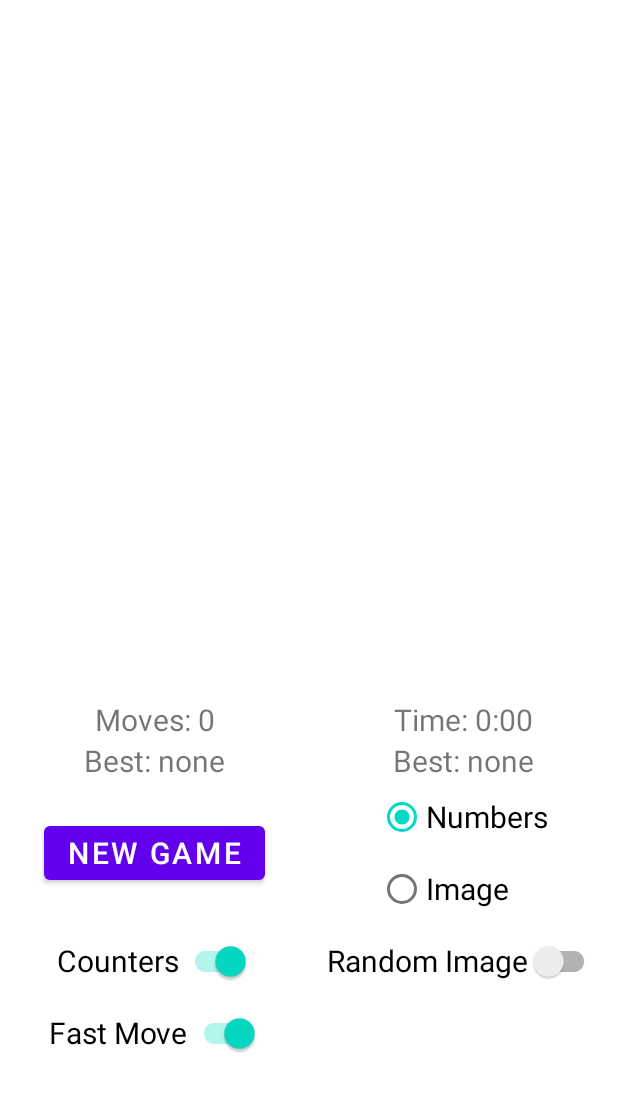
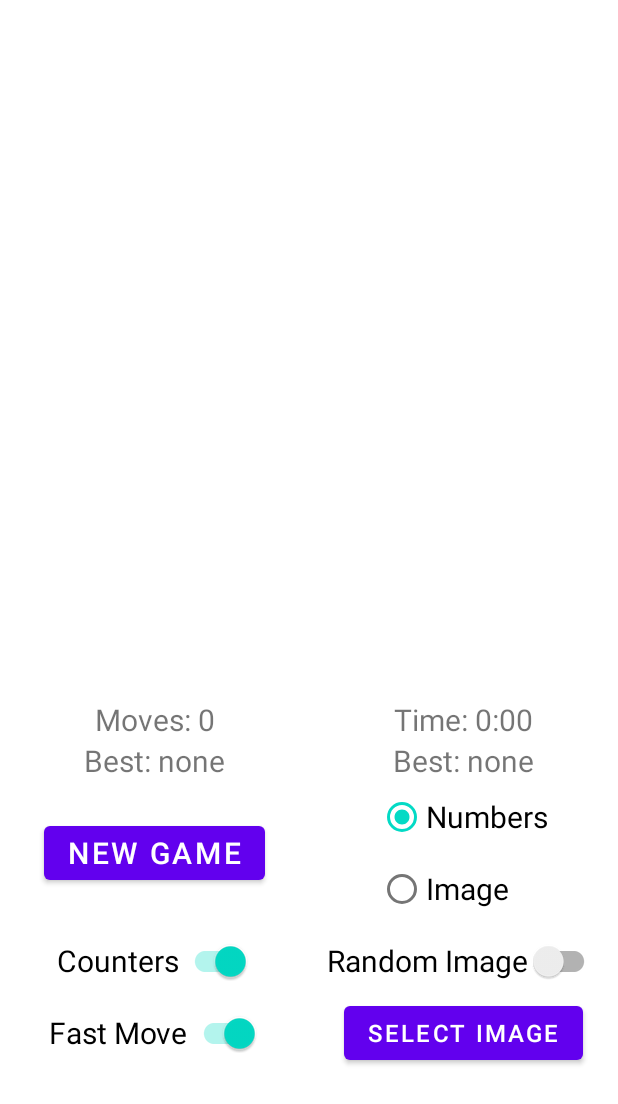
Before and after one commit to mlkrambeer/15Maze, an Android app: the screen it shows after launch (MainActivity), on a phone screen of 412 x 824 dp. Shown: the top 1104 px of the screen. Run offline under Robolectric (Android 15) with nearby library versions, the phone set to English and light mode, and no system bars.

Commit message:
Added the ability for the user to select an image from their device to use for an image game

```diff
--- a/app/src/main/res/layout/activity_main.xml
+++ b/app/src/main/res/layout/activity_main.xml
@@ -231,12 +231,13 @@
                     android:layout_height="wrap_content"
                     android:layout_weight="1">
 
-                    <TextView
+                    <Button
+                        android:id="@+id/imageSelect"
+                        android:text="@string/select_image"
+                        android:textSize="16sp"
+                        android:layout_gravity="center"
                         android:layout_width="wrap_content"
-                        android:layout_height="wrap_content"
-                        tools:text="Placeholder"
-                        android:textSize="20sp"
-                        android:layout_gravity="center"/>
+                        android:layout_height="wrap_content"/>
 
                 </FrameLayout>
 
--- a/app/src/main/res/values/strings.xml
+++ b/app/src/main/res/values/strings.xml
@@ -15,4 +15,5 @@
     <string name="moves_0">Moves: 0</string>
     <string name="time_0_00">Time: 0:00</string>
     <string name="fast_move">Fast Move</string>
+    <string name="select_image">Select Image</string>
 </resources>
```
Also changed, not shown: app/src/main/java/edu/coe/krambeer/a15maze/ImageTileView.kt (+25 -1 lines), app/src/main/java/edu/coe/krambeer/a15maze/MainActivity.kt (+47 -4 lines).
